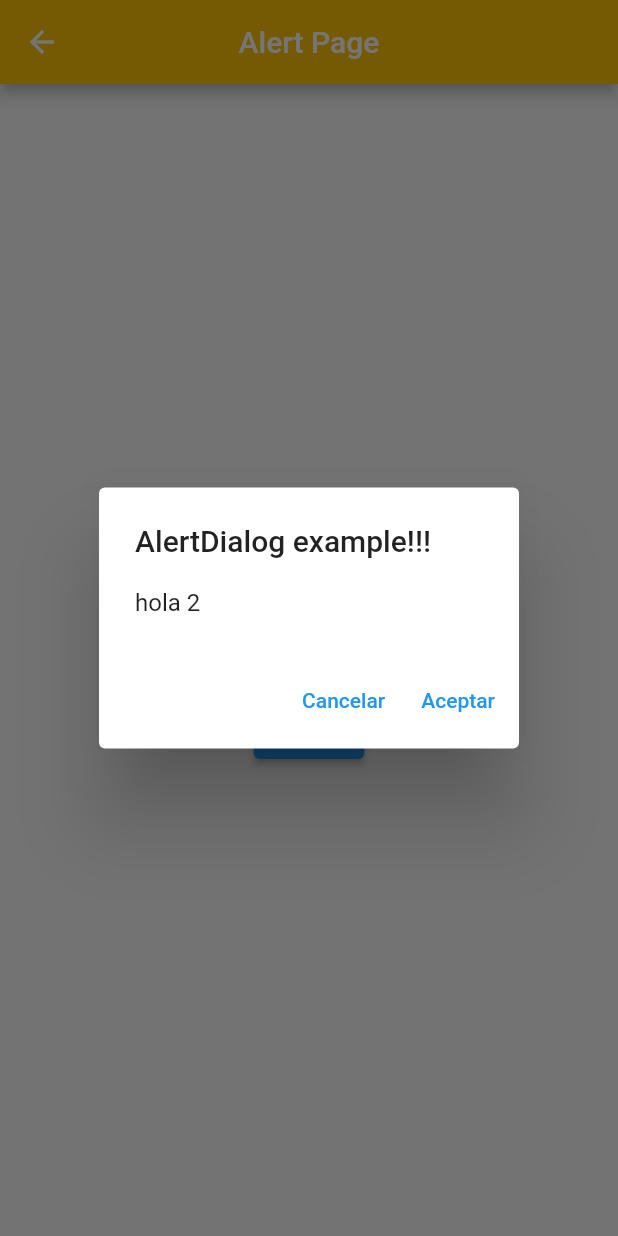
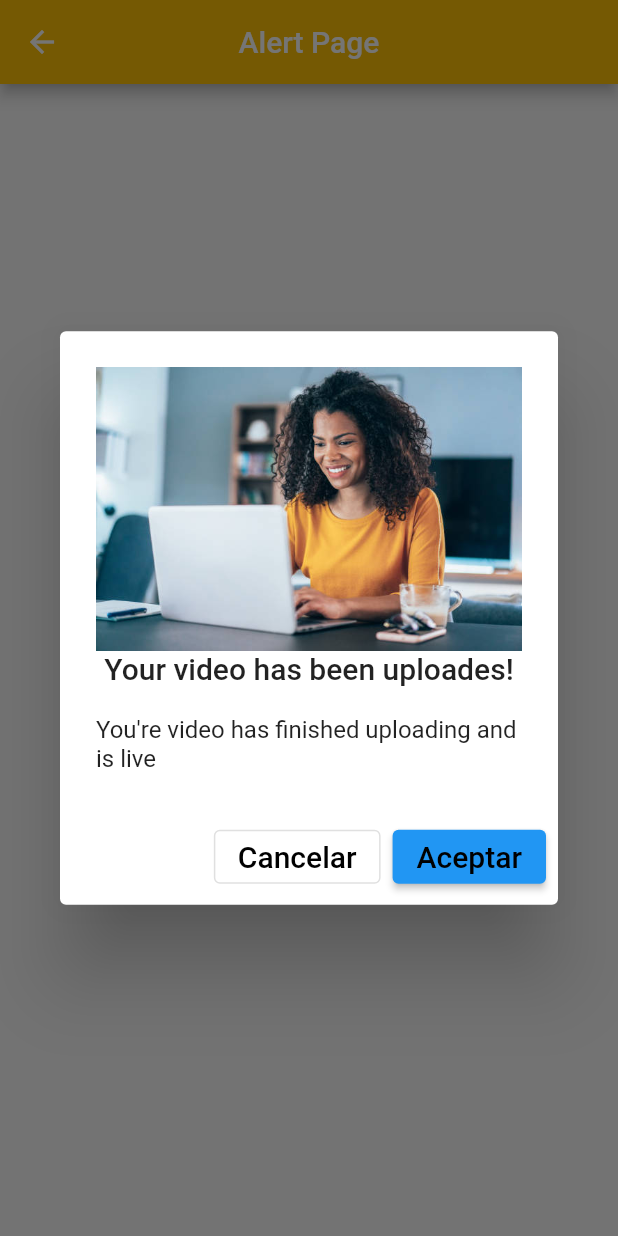
Before and after one commit to Yeralxr/ejemplo-de-alertas, a Flutter app: the AlertPage screen opened directly, after a tap on "Alert 3", on a phone screen of 412 x 824 dp. Run offline on Flutter 3.47's test engine with Material 2 defaults, Android fonts, the light colour scheme and no system bars; our stand-ins replace google_fonts; network calls fail.

Commit message:
progreso(90%)

```diff
--- a/lib/pages/alert_page.dart
+++ b/lib/pages/alert_page.dart
@@ -53,20 +53,23 @@ class AlertPage extends StatelessWidget {
           content: Text(
               "This blog post has been published. Team members will be able to edit this post and republish changes."),
           actions: [
-            TextButton(
+            OutlinedButton(
               onPressed: () {
                 Navigator.pop(context);
               },
               child: Text(
                 "Cancelar",
-                style: TextStyle(color: Colors.purple, fontSize: 20),
+                style: TextStyle(color: Colors.black, fontSize: 20),
               ),
             ),
-            TextButton(
+            ElevatedButton(
               onPressed: () {},
               child: Text(
                 "Aceptar",
-                style: TextStyle(color: Colors.purple, fontSize: 20),
+                style: TextStyle(
+                  color: Colors.black,
+                  fontSize: 20,
+                ),
               ),
             ),
           ],
@@ -80,19 +83,34 @@ class AlertPage extends StatelessWidget {
       context: context2,
       builder: (BuildContext context) {
         return AlertDialog(
-          title: Text("AlertDialog example!!!"),
+          title: Column(
+            mainAxisAlignment: MainAxisAlignment.center,
+            children: [
+              Image.asset("assets/images/woman.png"),
+              Text("Your video has been uploades!"),
+            ],
+          ),
           backgroundColor: Colors.white,
-          content: Text("hola 2"),
+          content: Text("You're video has finished uploading and is live"),
           actions: [
-            TextButton(
+            OutlinedButton(
               onPressed: () {
                 Navigator.pop(context);
               },
-              child: Text("Cancelar"),
+              child: Text(
+                "Cancelar",
+                style: TextStyle(color: Colors.black, fontSize: 20),
+              ),
             ),
-            TextButton(
+            ElevatedButton(
               onPressed: () {},
-              child: Text("Aceptar"),
+              child: Text(
+                "Aceptar",
+                style: TextStyle(
+                  color: Colors.black,
+                  fontSize: 20,
+                ),
+              ),
             ),
           ],
         );
--- a/pubspec.yaml
+++ b/pubspec.yaml
@@ -64,6 +64,7 @@ flutter:
   assets:
     - assets/images/
     - assets/images/block.png
+    - assets/images/woman.png
 
   # An image asset can refer to one or more resolution-specific "variants", see
   # https://flutter.dev/assets-and-images/#resolution-aware
```
Also changed, not shown: assets/images/woman.png (added).
